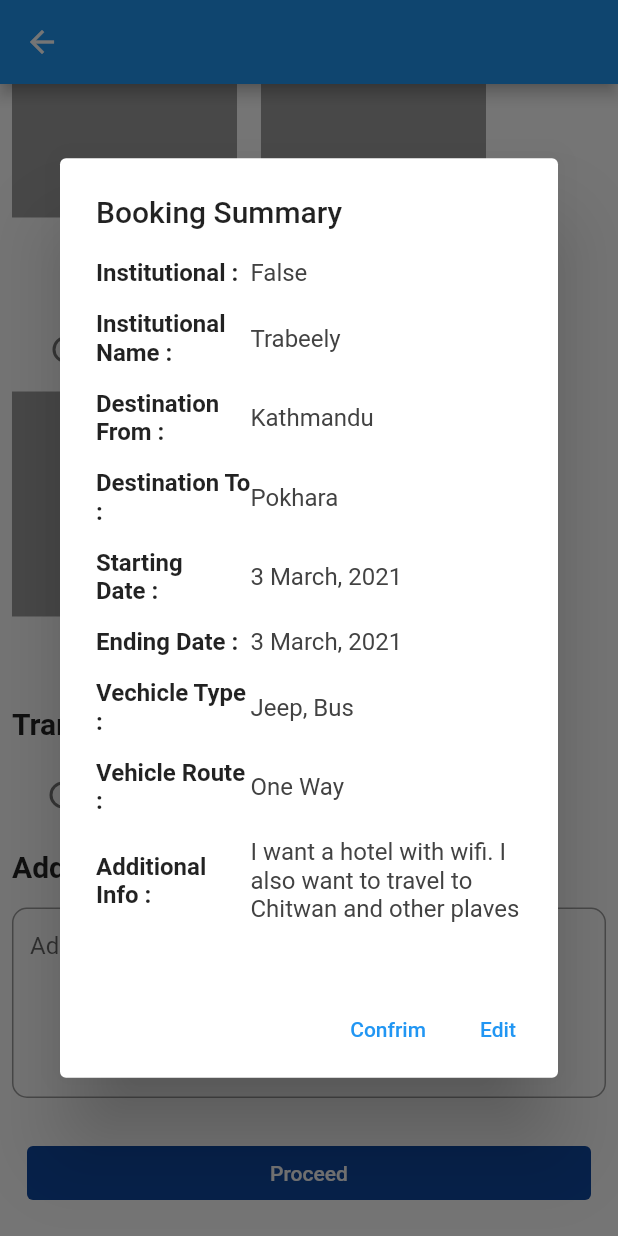
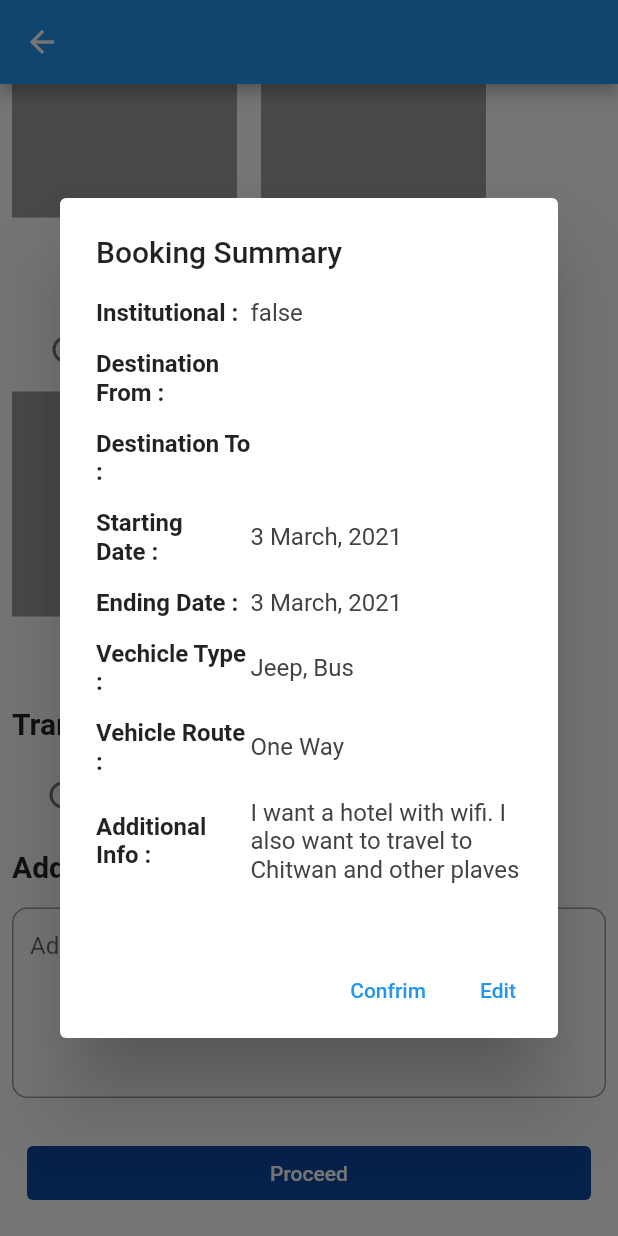
Before and after one commit to reewaz401/trabeely_app, a Flutter app: the CreateTour screen opened directly, scrolled down 1146 dp, after a tap on "Proceed", on a phone screen of 412 x 824 dp. Run offline on Flutter 3.47's test engine with Material 2 defaults, Android fonts, the phone set to English and light mode, and no system bars; our stand-ins replace bubble_tab_indicator, carousel_pro, cool_alert, date_time_picker, datetime_picker_formfield, flutter_svg and 4 more; accounts and stored records are empty; project files that could hold a hidden picture were left out.

Commit message:
basic for DIALGUE BOX

```diff
--- a/lib/screens/CreateTour/createTour.dart
+++ b/lib/screens/CreateTour/createTour.dart
@@ -14,6 +14,11 @@ class _CreateTourState extends State<CreateTour> {
   String transportationway = 'Two Way';
   String vehicle = 'Bus';
   bool institutionalBooking = false;
+  TextEditingController institutionalName = TextEditingController();
+  TextEditingController destinationfromName = TextEditingController();
+  TextEditingController destinationToName = TextEditingController();
+  TextEditingController additionalInfo = TextEditingController();
+  TextEditingController totalPeople = TextEditingController();
 
   Widget vehicleType(String type) {
     return Center(
@@ -124,12 +129,12 @@ class _CreateTourState extends State<CreateTour> {
                       Container(
                         width: 150,
                         height: 60,
-                        child: numberfield(),
+                        child: numberfield(destinationfromName),
                       ),
                       Container(
                         width: 150,
                         height: 60,
-                        child: numberfield(),
+                        child: numberfield(destinationToName),
                       ),
                     ],
                   ),
@@ -154,14 +159,15 @@ class _CreateTourState extends State<CreateTour> {
                                       Container(
                                         width: 125,
                                         height: 40,
-                                        child: numberfield(),
+                                        child: numberfield(destinationfromName),
                                       ),
                                       Row(
                                         children: [
                                           Container(
                                             width: 125,
                                             height: 40,
-                                            child: numberfield(),
+                                            child:
+                                                numberfield(destinationToName),
                                           ),
                                           Padding(
                                             padding: const EdgeInsets.all(8.0),
@@ -256,7 +262,7 @@ class _CreateTourState extends State<CreateTour> {
                   children: [
                     SizedBox(
                       width: 80,
-                      child: numberfield(),
+                      child: numberfield(totalPeople),
                     ),
                   ],
                 ),
@@ -380,7 +386,13 @@ class _CreateTourState extends State<CreateTour> {
                       style: TextButton.styleFrom(
                           backgroundColor: Colors.blue[900],
                           primary: Colors.white),
-                      onPressed: () => showBookingDialogue(context),
+                      onPressed: () => showBookingDialogue(
+                        context,
+                        institutionalBooking,
+                        destinationfromName,
+                        destinationToName,
+                        institutionalName,
+                      ),
                       child: Text('Proceed'),
                     ),
                   ),
--- a/lib/screens/CreateTour/dialogue.dart
+++ b/lib/screens/CreateTour/dialogue.dart
@@ -1,6 +1,11 @@
 import 'package:flutter/material.dart';
 
-showBookingDialogue(context) async {
+showBookingDialogue(
+    context,
+    bool institutionalBooking,
+    TextEditingController destinationfromName,
+    TextEditingController destinationToName,
+    [TextEditingController institutionalName]) async {
   return await showDialog(
     context: context,
     builder: (ctx) {
@@ -9,10 +14,15 @@ showBookingDialogue(context) async {
         content: SingleChildScrollView(
           child: Column(
             children: [
-              doubleRowText(context, 'Institutional', 'False'),
-              doubleRowText(context, 'Institutional Name', 'Trabeely'),
-              doubleRowText(context, 'Destination From', 'Kathmandu'),
-              doubleRowText(context, 'Destination To', 'Pokhara'),
+              doubleRowText(
+                  context, 'Institutional', institutionalBooking.toString()),
+              institutionalBooking
+                  ? doubleRowText(
+                      context, 'Institutional Name', institutionalName.text)
+                  : Container(),
+              doubleRowText(
+                  context, 'Destination From', destinationfromName.text),
+              doubleRowText(context, 'Destination To', destinationToName.text),
               doubleRowText(context, 'Starting Date', '3 March, 2021'),
               doubleRowText(context, 'Ending Date', '3 March, 2021'),
               doubleRowText(context, 'Vechicle Type', 'Jeep, Bus'),
--- a/lib/screens/CreateTour/widgets.dart
+++ b/lib/screens/CreateTour/widgets.dart
@@ -1,9 +1,10 @@
 import 'package:flutter/material.dart';
 
-Widget numberfield() {
+Widget numberfield(TextEditingController controller) {
   return Padding(
     padding: const EdgeInsets.all(8.0),
     child: TextField(
+      controller: controller,
       keyboardType: TextInputType.number,
       decoration: InputDecoration(
         isDense: true,
```
